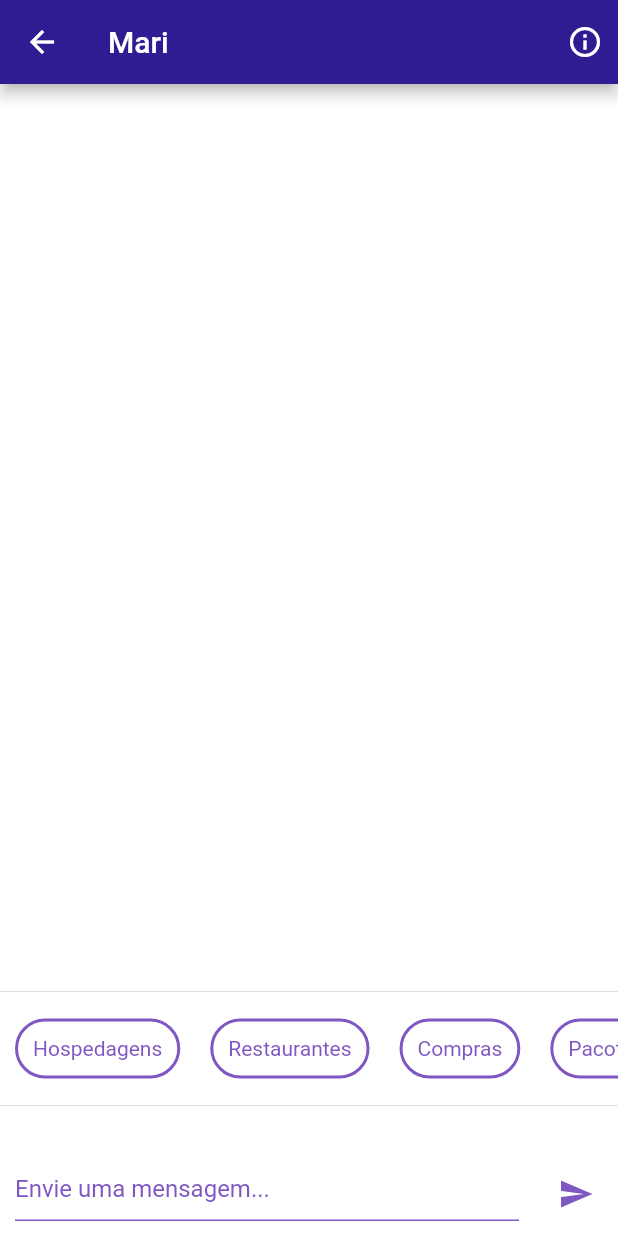
After one commit to thelifesnak3/cesar-tcc, a Flutter app: the MariChatPage screen opened by its route, on a phone screen of 412 x 824 dp. The commit adds this screen. Run offline on Flutter 3.47's test engine with Material 2 defaults, Android fonts, the phone set to English and light mode, and no system bars; our stand-ins replace equatable.

Commit message:
Layout do chat mari iniciado + modelagem de message

```diff
--- a/lib/data/models/models.dart
+++ b/lib/data/models/models.dart
@@ -1 +1,2 @@
 export './remote_account_model.dart';
+export './remote_message_model.dart';
--- a/lib/data/models/remote_account_model.dart
+++ b/lib/data/models/remote_account_model.dart
@@ -1,7 +1,5 @@
 import '../../domain/helpers/helpers.dart';
 import '../../domain/entities/entities.dart';
-
-
 
 class RemoteAccountModel {
   final String token;
--- a/lib/domain/entities/entities.dart
+++ b/lib/domain/entities/entities.dart
@@ -1 +1,2 @@
 export 'account_entity.dart';
+export 'message_entity.dart';
--- /dev/null
+++ b/lib/domain/entities/message_entity.dart
@@ -0,0 +1,6 @@
+class MessageEntity {
+  final String message;
+  final List<String> tags;
+
+  MessageEntity(this.message, this.tags);
+}
--- a/lib/domain/usecases/authentication.dart
+++ b/lib/domain/usecases/authentication.dart
@@ -1,7 +1,7 @@
 import 'package:meta/meta.dart';
 import 'package:equatable/equatable.dart';
 
-import '../entities/account_entity.dart';
+import '../entities/entities.dart';
 
 abstract class Authentication {
   Future<AccountEntity> auth(AuthenticationParams params);
--- a/lib/domain/usecases/usecases.dart
+++ b/lib/domain/usecases/usecases.dart
@@ -1 +1,2 @@
 export 'authentication.dart';
+export 'message.dart';
--- /dev/null
+++ b/lib/ui/pages/mari_chat/components/action_button.dart
@@ -0,0 +1,27 @@
+import 'package:flutter/material.dart';
+
+class ActionButton extends StatelessWidget {
+  final String text;
+
+  ActionButton({this.text});
+
+  @override
+  Widget build(BuildContext context) {
+    return Container(
+      padding: EdgeInsets.all(10),
+      decoration: BoxDecoration(
+        borderRadius: BorderRadius.circular(25),
+        border: Border.all(
+          width: 2,
+          color: Theme.of(context).primaryColorLight
+        )
+      ),
+      child: Text(
+        text,
+        style: TextStyle(
+          color: Theme.of(context).primaryColorLight
+        ),
+      ),
+    );
+  }
+}
--- /dev/null
+++ b/lib/ui/pages/mari_chat/components/components.dart
@@ -0,0 +1 @@
+export './action_button.dart';
--- /dev/null
+++ b/lib/ui/pages/mari_chat/mari_chat_page.dart
@@ -0,0 +1,97 @@
+import 'package:cesar_tcc/ui/pages/mari_chat/components/components.dart';
+import 'package:flutter/material.dart';
+
+class MariChatPage extends StatefulWidget {
+  @override
+  _MariChatPageState createState() => _MariChatPageState();
+}
+
+class _MariChatPageState extends State<MariChatPage> {
+  @override
+  Widget build(BuildContext context) {
+    return Scaffold(
+      backgroundColor: Colors.white,
+      appBar: AppBar(
+        title: Text('Mari'),
+        actions: [
+          Padding(
+            padding: EdgeInsets.only(right: 10),
+            child: Icon(Icons.info_outline),
+          )
+        ],
+      ),
+      body: Column(
+        children: [
+          Expanded(
+            child: Container(
+              color: Colors.white
+            )
+          ),
+          Divider(),
+          Container(
+            child: SingleChildScrollView(
+              scrollDirection: Axis.horizontal,
+              child: Row(
+                children: [
+                  Padding(
+                    padding: EdgeInsets.all(10),
+                    child: ActionButton(text: 'Hospedagens')
+                  ),
+                  Padding(
+                    padding: EdgeInsets.only(left: 10, right: 10),
+                    child: ActionButton(text: 'Restaurantes')
+                  ),
+                  Padding(
+                    padding: EdgeInsets.only(left: 10, right: 10),
+                    child: ActionButton(text: 'Compras')
+                  ),
+                  Padding(
+                    padding: EdgeInsets.only(left: 10, right: 10),
+                    child: ActionButton(text: 'Pacotes de Viagens')
+                  ),
+                  Padding(
+                    padding: EdgeInsets.only(left: 10, right: 10),
+                    child: ActionButton(text: 'Alugueis de Temporada')
+                  )
+                ],
+              ),
+            ),
+          ),
+          Divider(),
+          Container(
+            width: double.maxFinite,
+            child: Row(
+              crossAxisAlignment: CrossAxisAlignment.end,
+              mainAxisAlignment: MainAxisAlignment.spaceBetween,
+              children: [
+                Expanded(
+                  child: Container(
+                    padding: EdgeInsets.all(10),
+                    child: TextFormField(
+                      style: TextStyle(
+                        color: Theme.of(context).primaryColorLight
+                      ),
+                      decoration: InputDecoration(
+                        labelText: 'Envie uma mensagem...',
+                        labelStyle: TextStyle(
+                          color: Theme.of(context).primaryColorLight
+                        ),
+                      ),
+                    ),
+                  ),
+                ),
+                Padding(
+                  padding: EdgeInsets.only(right: 16, bottom: 16, left: 16),
+                  child: Icon(
+                    Icons.send,
+                    color: Theme.of(context).primaryColorLight,
+                  ),
+                )
+              ],
+            ),
+          )
+        ],
+      )
+    );
+  }
+}
```
Also changed, not shown: lib/data/models/remote_message_model.dart (added, +21 -0 lines), lib/data/usecases/remote_message.dart (added, +45 -0 lines), lib/domain/usecases/message.dart (added, +21 -0 lines), lib/ui/components/app.dart (+6 -4 lines).
